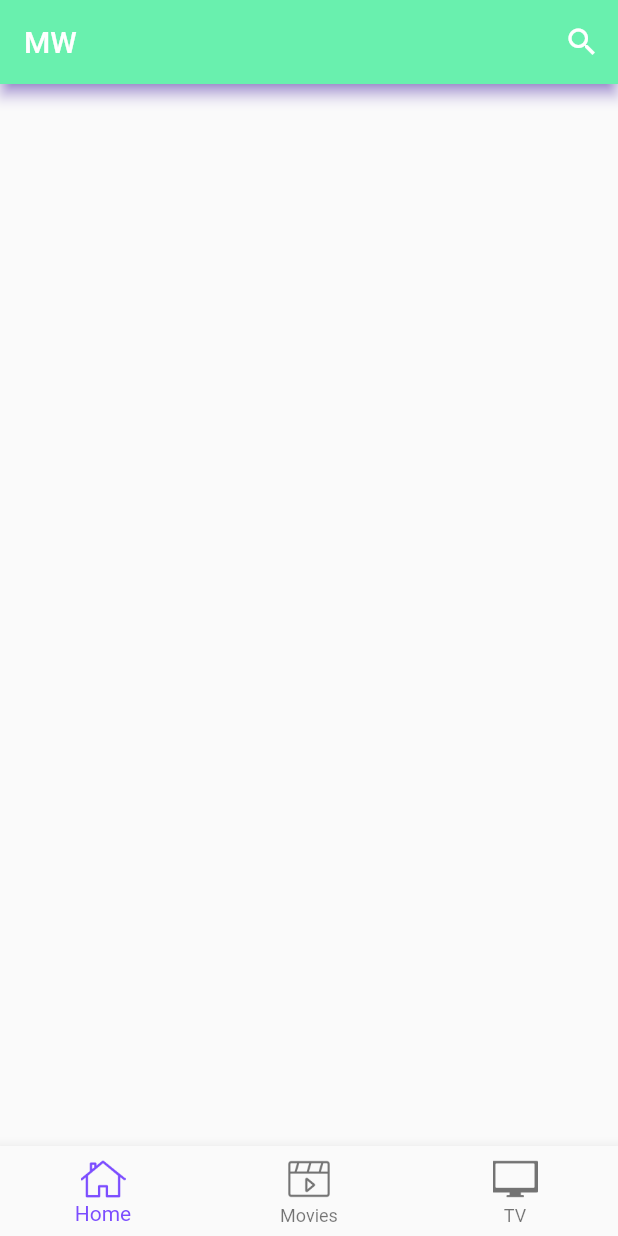
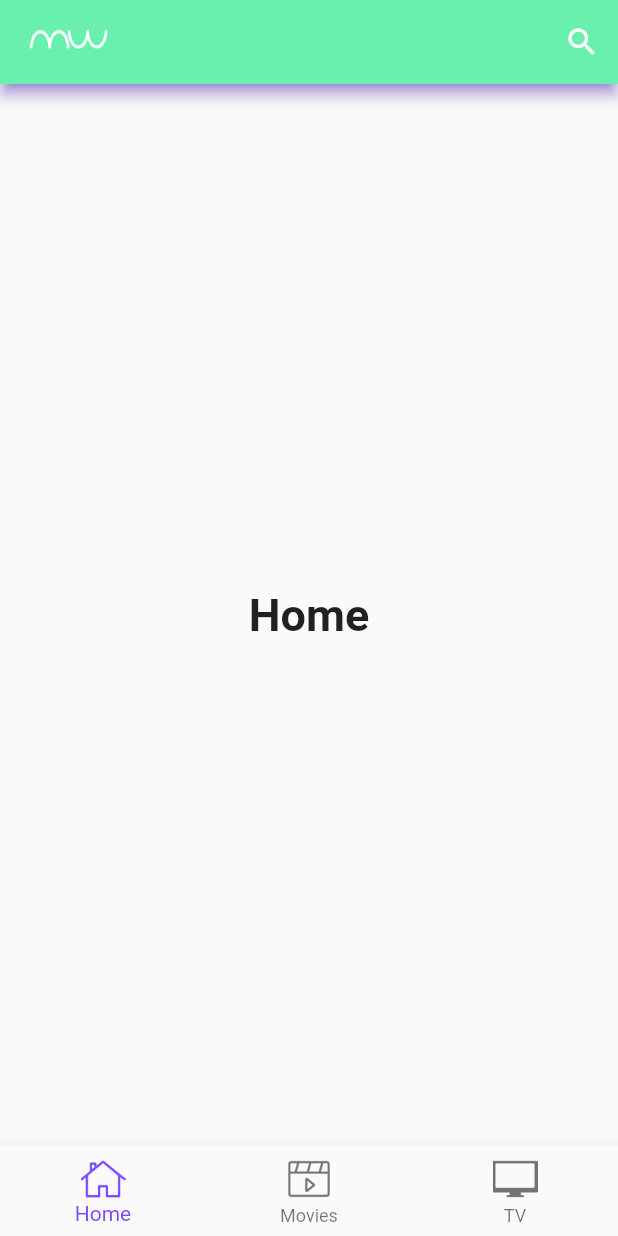
Before and after one commit to ethanp55/Movie-Wardrobe, a Flutter app: the screen it shows after launch, on a phone screen of 412 x 824 dp. Run offline on Flutter 3.47's test engine with Material 2 defaults, Android fonts, the phone set to English and light mode, and no system bars.

Commit message:
Add movie, search, and tv page

```diff
--- /dev/null
+++ b/lib/home_page.dart
@@ -0,0 +1,51 @@
+import 'package:flutter/material.dart';
+
+import './search_page.dart';
+
+class HomePageWidget extends StatelessWidget {
+  @override
+  Widget build(BuildContext context) {
+    return Scaffold(
+        body: HomePageStatefulWidget()
+    );
+  }
+}
+
+class HomePageStatefulWidget extends StatefulWidget {
+  HomePageStatefulWidget({Key key}) : super(key: key);
+
+  @override
+  _HomePageWidgetState createState() {
+    return _HomePageWidgetState();
+  }
+}
+
+class _HomePageWidgetState extends State<HomePageStatefulWidget> {
+  static const TextStyle optionStyle = TextStyle(fontSize: 30, fontWeight: FontWeight.bold);
+
+  @override
+  Widget build(BuildContext context) {
+    return Scaffold(
+        appBar: AppBar(
+          backgroundColor: Colors.greenAccent,
+          shadowColor: Colors.deepPurpleAccent,
+          title: ImageIcon(AssetImage('assets/logo_outline.png'), size: 60),
+          actions: <Widget>[
+            IconButton(
+                icon: const Icon(Icons.search, color: Colors.white),
+                tooltip: 'Search',
+                onPressed: () {
+                  Navigator.push(
+                      context,
+                      MaterialPageRoute(builder: (context) => SearchPageWidget())
+                  );
+                }
+            )
+          ],
+        ),
+        body: Center(
+          child: Text('Home', style: optionStyle),
+        )
+    );
+  }
+}
--- a/lib/main.dart
+++ b/lib/main.dart
@@ -1,25 +1,57 @@
-import 'dart:ui';
+import 'package:flutter/material.dart';
 
-import 'package:flutter/material.dart';
+import './home_page.dart';
+import './movies_page.dart';
+import './tv_page.dart';
 
 main() {
   runApp(MovieWardrobeApp());
 }
 
 class MovieWardrobeApp extends StatelessWidget {
-  Widget build (BuildContext context) {
+  static const String _title = 'Movie Wardrobe';
+
+  @override
+  Widget build(BuildContext context) {
     return MaterialApp(
-      home: Scaffold(
-        appBar: AppBar(
-          backgroundColor: Colors.greenAccent,
-          shadowColor: Colors.deepPurpleAccent,
-          title: Text('MW'),
-          actions: <Widget>[
-            IconButton(
-                icon: const Icon(Icons.search, color: Colors.white,),
-                tooltip: 'Search',
-                onPressed: null)
-          ],
+      title: _title,
+      home: MovieWardrobeStatefulWidget(),
+    );
+  }
+}
+
+/// This is the stateful widget that the main application instantiates.
+class MovieWardrobeStatefulWidget extends StatefulWidget {
+  MovieWardrobeStatefulWidget({Key key}) : super(key: key);
+
+  @override
+  _MovieWardrobeWidgetState createState() {
+    return _MovieWardrobeWidgetState();
+  }
+}
+
+/// This is the private State class that goes with MyStatefulWidget.
+class _MovieWardrobeWidgetState extends State<MovieWardrobeStatefulWidget> {
+  int _selectedIndex = 0;
+  static const TextStyle optionStyle = TextStyle(fontSize: 30, fontWeight: FontWeight.bold);
+
+  static List<Widget> _widgetOptions = <Widget>[
+    HomePageWidget(),
+    MoviesPageWidget(),
+    TVPageWidget()
+  ];
+
+  void _onItemTapped(int index) {
+    setState(() {
+      _selectedIndex = index;
+    });
+  }
+
+  @override
+  Widget build(BuildContext context) {
+    return Scaffold(
+      body: Center(
+        child: _widgetOptions.elementAt(_selectedIndex),
       ),
       bottomNavigationBar: BottomNavigationBar(
         items: <BottomNavigationBarItem>[
@@ -36,11 +68,10 @@ class MovieWardrobeApp extends StatelessWidget {
             label: 'TV',
           ),
         ],
-          // currentIndex: _selectedIndex,
+        currentIndex: _selectedIndex,
         selectedItemColor: Colors.deepPurpleAccent,
-          // onTap: _onItemTapped,
+        onTap: _onItemTapped,
       ),
-      )
     );
   }
 }
--- a/pubspec.yaml
+++ b/pubspec.yaml
@@ -50,6 +50,8 @@ flutter:
     - assets/movies_button.png
     - assets/tv_button.png
     - assets/filter_button.png
+    - assets/logo_outline.png
+    - assets/logo_icon.png
 #     - images/a_dot_burr.jpeg
   #   - images/a_dot_ham.jpeg
 
```
Also changed, not shown: lib/movies_page.dart (added, +56 -0 lines), lib/search_page.dart (added, +61 -0 lines), lib/tv_page.dart (added, +56 -0 lines), assets/logo_icon.png (added), assets/logo_outline.png (added). Lines whose indentation alone changed are shown as unchanged.
